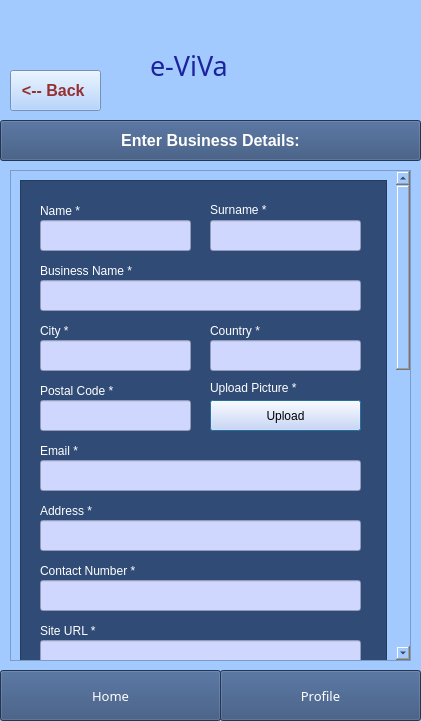
Old version of the form Παραδοτέο 2ο/Project-code-v0.1/BusinessFormRest.ui in the repository stavros-alexiou/SoftEng-2022.
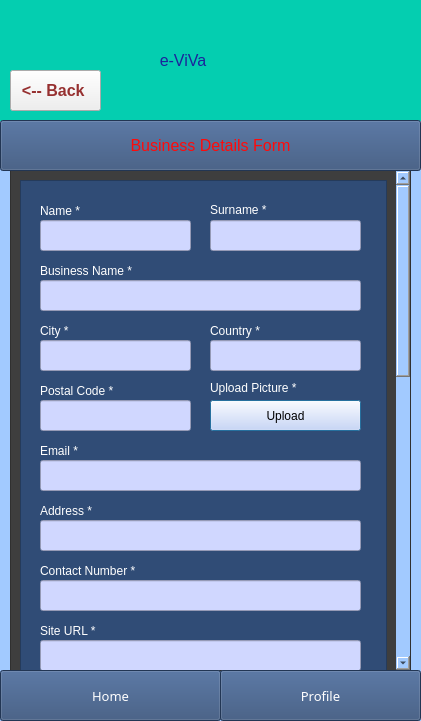
New version of the form.

Patch:
```diff
--- a/Παραδοτέο 2ο/Project-code-v0.1/BusinessFormRest.ui
+++ b/Παραδοτέο 2ο/Project-code-v0.1/BusinessFormRest.ui
@@ -19,28 +19,30 @@
   <widget class="QLabel" name="e-ViVa_2">
    <property name="geometry">
     <rect>
-     <x>150</x>
-     <y>40</y>
-     <width>121</width>
-     <height>51</height>
+     <x>0</x>
+     <y>0</y>
+     <width>421</width>
+     <height>121</height>
     </rect>
    </property>
    <property name="font">
     <font>
-     <family>Forte</family>
-     <pointsize>20</pointsize>
+     <family>MS Shell Dlg 2</family>
+     <pointsize>12</pointsize>
      <weight>50</weight>
+     <italic>false</italic>
      <bold>false</bold>
     </font>
    </property>
    <property name="styleSheet">
-    <string notr="true">background-color: rgb(162, 202, 255);
+    <string notr="true">background-color: rgb(4, 206, 176);
+font: 12pt &quot;MS Shell Dlg 2&quot;;
 color: rgb(27, 36, 156);
 
 </string>
    </property>
    <property name="text">
-    <string>e-ViVa</string>
+    <string>                                    e-ViVa</string>
    </property>
   </widget>
   <widget class="QScrollArea" name="scrollArea">
@@ -49,9 +51,12 @@
      <x>10</x>
      <y>170</y>
      <width>401</width>
-     <height>491</height>
+     <height>501</height>
     </rect>
    </property>
+   <property name="styleSheet">
+    <string notr="true">background-color: rgb(62, 62, 62);</string>
+   </property>
    <property name="widgetResizable">
     <bool>true</bool>
    </property>
@@ -59,7 +64,7 @@
     <property name="geometry">
      <rect>
       <x>0</x>
-      <y>-665</y>
+      <y>0</y>
       <width>382</width>
       <height>1218</height>
      </rect>
@@ -647,23 +652,23 @@
      <x>0</x>
      <y>120</y>
      <width>421</width>
-     <height>41</height>
+     <height>51</height>
     </rect>
    </property>
    <property name="font">
     <font>
      <pointsize>12</pointsize>
-     <weight>75</weight>
-     <bold>true</bold>
+     <weight>50</weight>
+     <bold>false</bold>
     </font>
    </property>
    <property name="styleSheet">
     <string notr="true">background-color: rgb(0, 170, 255);
 background-color: rgb(48, 76, 118);
-color: rgb(255, 255, 255);</string>
+color: rgb(255, 10, 10);</string>
    </property>
    <property name="text">
-    <string>Enter Business Details:</string>
+    <string>Business Details Form</string>
    </property>
   </widget>
   <widget class="QPushButton" name="BackButton">
@@ -683,7 +688,8 @@
     </font>
    </property>
    <property name="styleSheet">
-    <string notr="true">color: rgb(150, 48, 48);</string>
+    <string notr="true">background-color: rgb();
+color: rgb(150, 48, 48);</string>
    </property>
    <property name="text">
     <string>&lt;-- Back </string>
```
